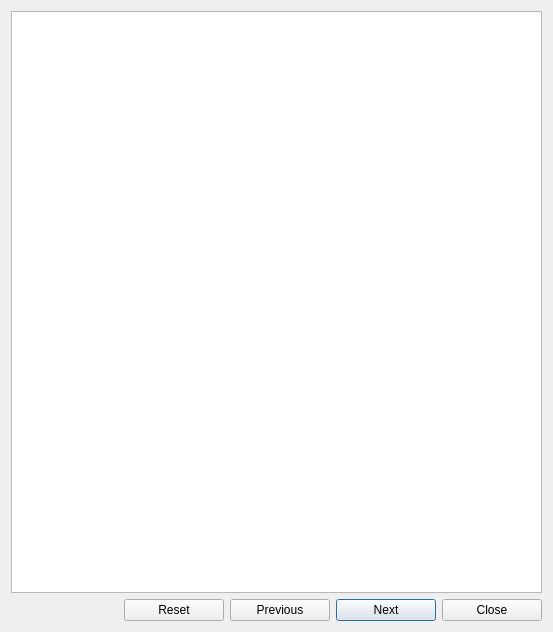
This is src/gui/TutorialDialog.ui in fwbuilder/fwbuilder as Qt 5 draws it before an edit. The edited form follows.
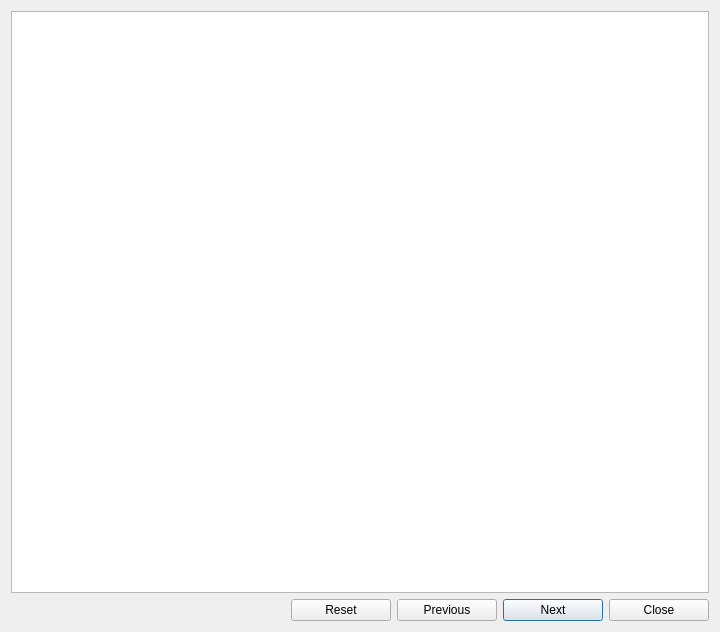
This is the edited form.

The edit to the form file:
```diff
--- a/src/gui/TutorialDialog.ui
+++ b/src/gui/TutorialDialog.ui
@@ -6,7 +6,7 @@
    <rect>
     <x>0</x>
     <y>0</y>
-    <width>553</width>
+    <width>720</width>
     <height>632</height>
    </rect>
   </property>
```
Left out of the diff: 4 changed lines with no effect on the pictures.
